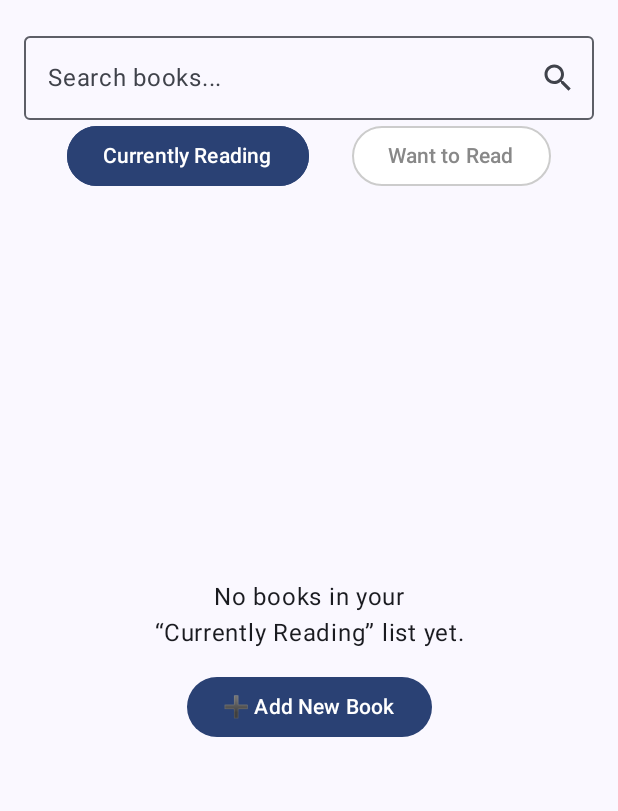
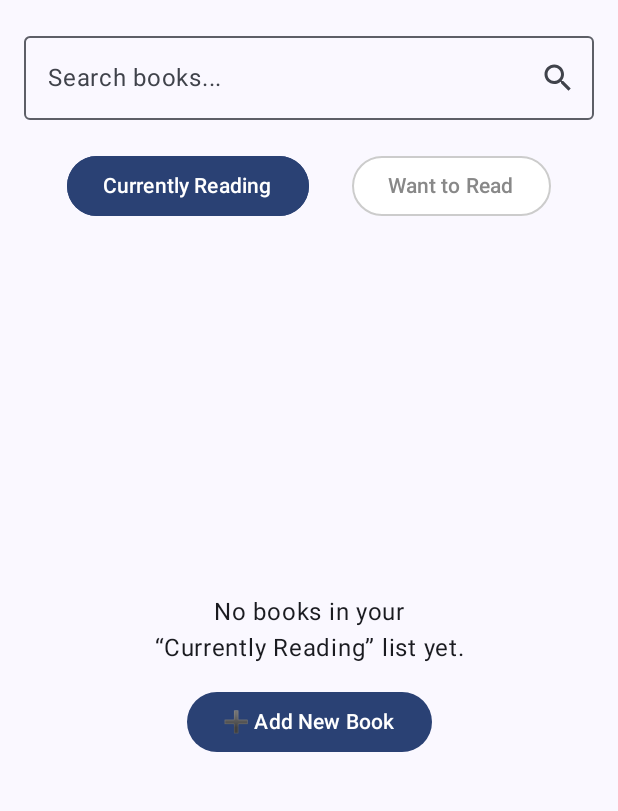
Before and after one commit to stan899/ChapterMate, an Android app built with Jetpack Compose: the screen it shows after launch (MainActivity), on a phone screen of 412 x 824 dp, the part 78-889 px from its top. Run offline under Robolectric (Android 15) with nearby library versions, the phone set to English and light mode, and no system bars; our stand-ins replace Room's generated code.

Commit message:
Added spacing between search bar and control buttons

```diff
--- a/app/src/main/java/com/startrek/chaptermate/HomeScreen.kt
+++ b/app/src/main/java/com/startrek/chaptermate/HomeScreen.kt
@@ -221,6 +221,7 @@ fun HomeScreen(chapterViewModel: ChapterViewModel = viewModel()) {
                 }
                 HorizontalDivider(Modifier.padding(vertical = 8.dp))
             }
+            Spacer(modifier = Modifier.height(20.dp))
 
             // Tabs
             Row(
```
